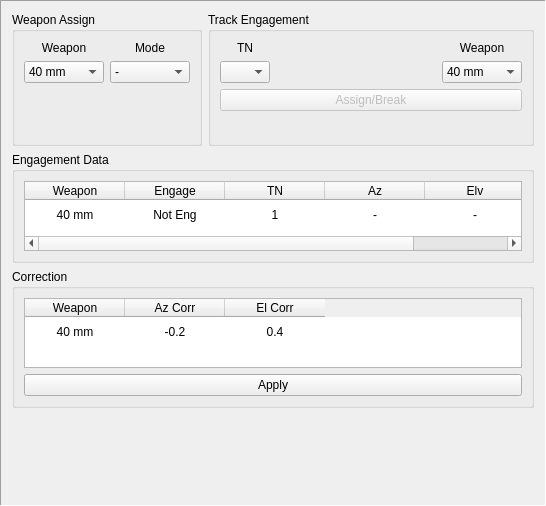
Old version of the form framewap.ui in the repository MiftahSalam/FA-FCS-2020-HMI.
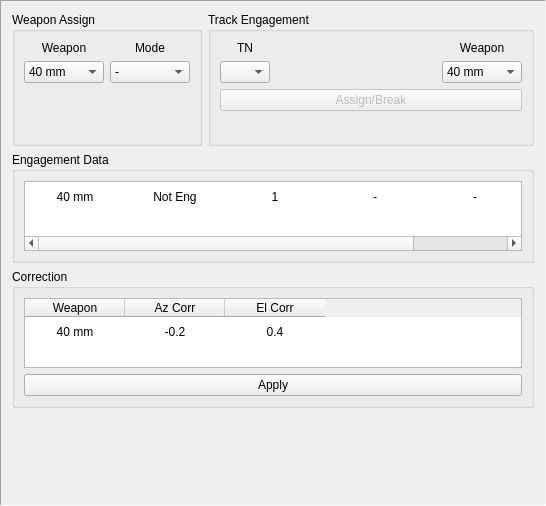
New version of the form.

```diff
--- a/framewap.ui
+++ b/framewap.ui
@@ -429,7 +429,7 @@
          <bool>false</bool>
         </property>
         <attribute name="horizontalHeaderVisible">
-         <bool>true</bool>
+         <bool>false</bool>
         </attribute>
         <attribute name="horizontalHeaderDefaultSectionSize">
          <number>100</number>
```
